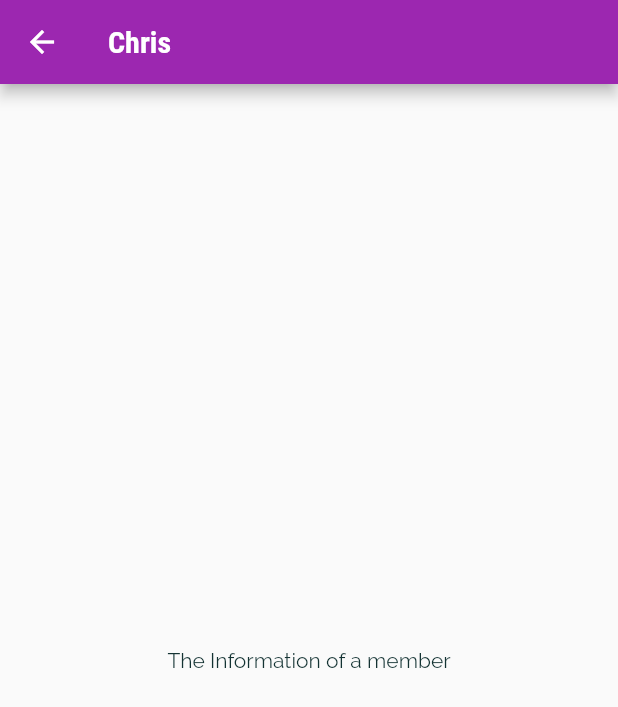
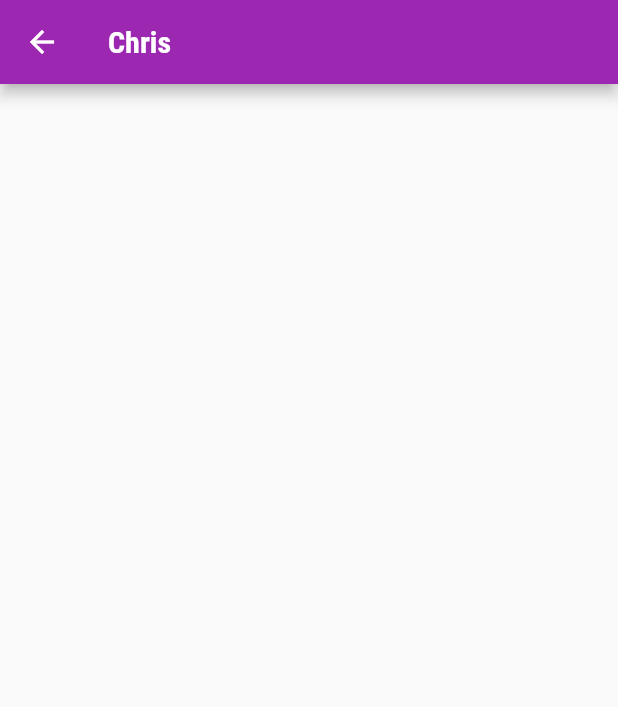
Before and after one commit to yourpandaboy/flutter-ayushism, a Flutter app: the screen it shows after launch, after a tap on "Chris", on a phone screen of 412 x 824 dp. Shown: the top 707 px of the screen. Run offline on Flutter 3.47's test engine with Material 2 defaults, Android fonts, the phone set to English and light mode, and no system bars.

Commit message:
working on member info

```diff
--- a/lib/main.dart
+++ b/lib/main.dart
@@ -32,7 +32,9 @@ class MyApp extends StatelessWidget {
             ),
       ),
       home: const MembersScreen(),
-      routes: {'/member-info': (context) => const MemberInfoScreen()},
+      routes: {
+        MemberInfoScreen.routeName: (context) => const MemberInfoScreen()
+      },
     );
   }
 }
--- a/lib/member_event.dart
+++ b/lib/member_event.dart
@@ -13,7 +13,7 @@ class MemberEvent extends StatelessWidget {
   const MemberEvent(this.name, this.color, this.country);
 
   void selectCategory(BuildContext ctx) {
-    Navigator.of(ctx).pushNamed('/member-info', arguments: {
+    Navigator.of(ctx).pushNamed(MemberInfoScreen.routeName, arguments: {
       'name': name,
       'country': country,
     });
--- a/lib/member_info_screen.dart
+++ b/lib/member_info_screen.dart
@@ -4,6 +4,8 @@ import 'package:flutter/material.dart';
 
 class MemberInfoScreen extends StatelessWidget {
   const MemberInfoScreen({Key? key}) : super(key: key);
+
+  static const routeName = '/member-info';
 
   // final String memberName;
   // final String memberCountry;
@@ -21,9 +23,9 @@ class MemberInfoScreen extends StatelessWidget {
       appBar: AppBar(
         title: Text(memberName!),
       ),
-      body: const Center(
-        child: Text('The Information of a member'),
-      ),
+      // body: ListView.builder(itemBuilder: (context, index) {
+
+      // }, itemCount: ,),
     );
   }
 }
--- /dev/null
+++ b/lib/models/info.dart
@@ -0,0 +1,4 @@
+// class Info {
+//   final String id;
+//   final List<String>
+// }
```
